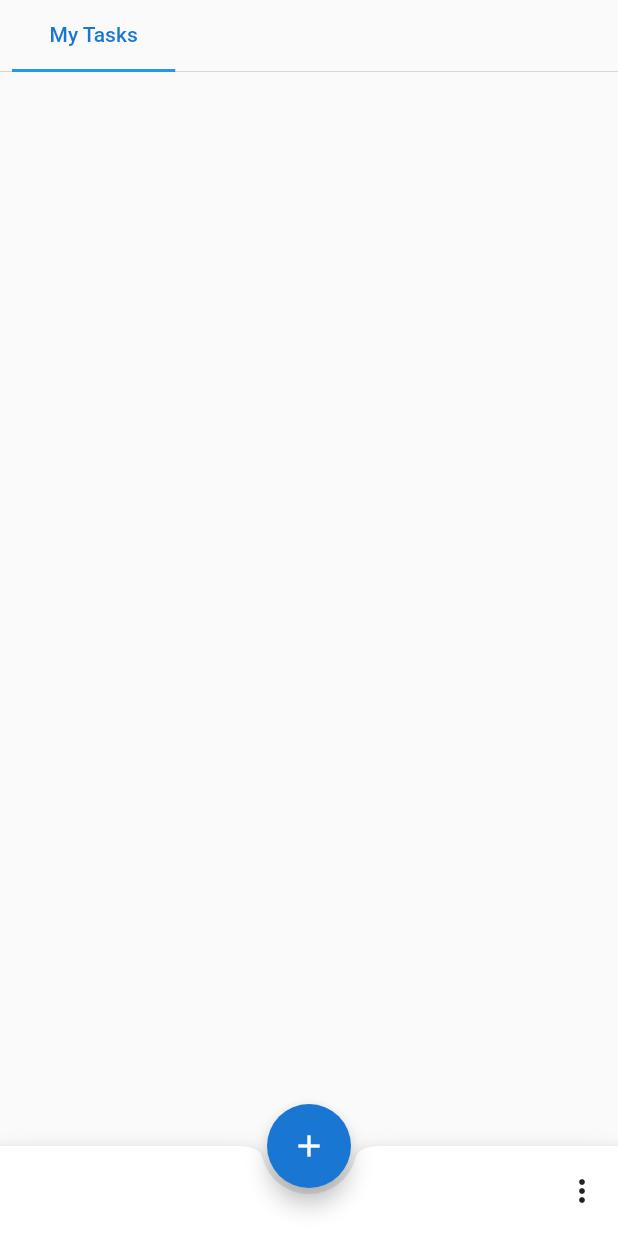
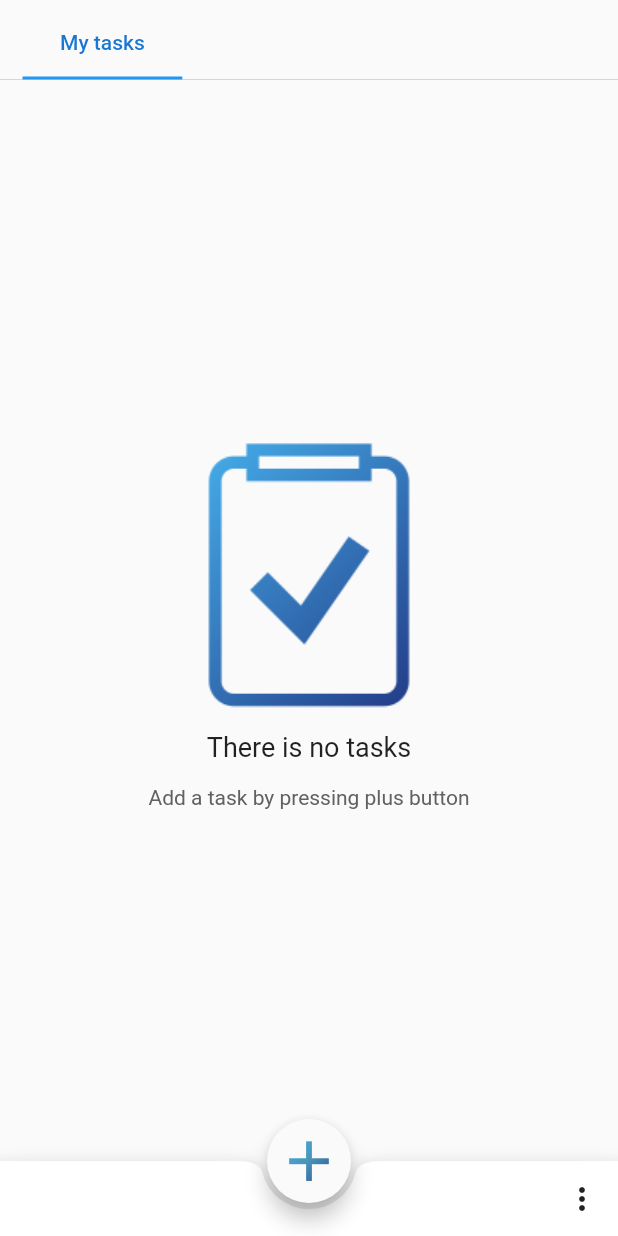
Before and after one commit to vitalii-petrun/ToDo_App, a Flutter app: the screen it shows after launch, on a phone screen of 412 x 824 dp. Run offline on Flutter 3.47's test engine with Material 2 defaults, Android fonts, the phone set to English and light mode, and no system bars; our stand-ins replace flutter_slidable, sqflite; accounts and stored records are empty.

Commit message:
visual and code-readability improvements,
THIS commit:
- done tasks tile which shows in list of tasks
- gradient shader mask for icon of adding task and for no task image
- Provider.of<Task/GroupProvider>(context, listen: false) replaced with context.read<GroupProvider>();
- when user clicks done button on keyboard task/group is being added (no need to click on UI buttons)
- additional info field is hided. To show user need to click icon below Title field
- System status bar and  navigation bar now colroed as app
Previous commit:
- Finished part of relationships of provider with tabcontroller.
- fixed DB logic (id generation)
- As a result DB and UI working fine together.

```diff
--- a/lib/application.dart
+++ b/lib/application.dart
@@ -1,4 +1,5 @@
 import 'package:flutter/material.dart';
+import 'package:flutter/services.dart';
 import 'package:provider/provider.dart';
 import 'package:todo_app/providers/group_provider.dart';
 import 'package:todo_app/providers/task_provider.dart';
@@ -10,6 +11,14 @@ import 'package:todo_app/ui/screens/loading_screen.dart';
 class Application extends StatelessWidget {
   @override
   Widget build(BuildContext context) {
+    SystemChrome.setSystemUIOverlayStyle(
+      SystemUiOverlayStyle(
+        statusBarColor: Theme.of(context).scaffoldBackgroundColor,
+        systemNavigationBarColor: Theme.of(context).bottomAppBarColor,
+        statusBarIconBrightness: Brightness.dark,
+      ),
+    );
+
     return MultiProvider(
       providers: [
         ChangeNotifierProvider(create: (_) => TaskProvider()),
--- a/lib/data/database_helper.dart
+++ b/lib/data/database_helper.dart
@@ -18,7 +18,7 @@ class DatabaseHelper {
     if (_database != null) return _database as Database;
 
     final dbPath = await getDatabasesPath();
-    final path = join(dbPath, 'silicon2.db');
+    final path = join(dbPath, 'tasks.db');
 
     _database = await openDatabase(path, version: 1, onCreate: _createDB);
 
@@ -53,7 +53,7 @@ CREATE TABLE $taskTableName (
           ''',
     );
     //Default group "My tasks".
-    await db.insert(groupTableName, Group(id: 0, title: "My Tasks").toMap());
+    await db.insert(groupTableName, Group(id: 0, title: "My tasks").toMap());
   }
 
   ///Method which closes DB.
--- a/lib/ui/screens/home_screen.dart
+++ b/lib/ui/screens/home_screen.dart
@@ -1,10 +1,10 @@
 import 'package:flutter/material.dart';
 import 'package:provider/provider.dart';
 import 'package:todo_app/providers/group_provider.dart';
-import 'package:todo_app/providers/task_provider.dart';
 import 'package:todo_app/ui/widgets/add_task_widget.dart';
 import 'package:todo_app/ui/widgets/bottom_bar_widget.dart';
 import 'package:todo_app/ui/widgets/custom_bottom_sheet_widget.dart';
+import 'package:todo_app/ui/widgets/gradient_add_icon_widget.dart';
 import 'package:todo_app/ui/widgets/tabs_widget.dart';
 
 ///Basic or home screen of the app.
@@ -15,15 +15,6 @@ class HomeScreen extends StatefulWidget {
 
 class _HomeScreenState extends State<HomeScreen> with TickerProviderStateMixin {
   @override
-  void didChangeDependencies() {
-    super.didChangeDependencies();
-    Future.wait([
-      Provider.of<TaskProvider>(context, listen: false).fetchAndSet(),
-      Provider.of<GroupProvider>(context, listen: false).fetchAndSet(),
-    ]);
-  }
-
-  @override
   Widget build(BuildContext context) {
     return Consumer<GroupProvider>(
       builder: (context, groups, child) {
@@ -31,7 +22,7 @@ class _HomeScreenState extends State<HomeScreen> with TickerProviderStateMixin {
           body: TabsWidget(),
           bottomNavigationBar: const BottomBarWidget(),
           floatingActionButton: FloatingActionButton(
-            backgroundColor: Theme.of(context).primaryColorDark,
+            backgroundColor: Theme.of(context).scaffoldBackgroundColor,
             onPressed: () {
               showModalBottomSheet<Widget>(
                 context: context,
@@ -42,7 +33,7 @@ class _HomeScreenState extends State<HomeScreen> with TickerProviderStateMixin {
                 },
               );
             },
-            child: const Icon(Icons.add),
+            child: const GradientAddIconWidget(),
           ),
           floatingActionButtonLocation:
               FloatingActionButtonLocation.centerDocked,
--- a/lib/ui/screens/loading_screen.dart
+++ b/lib/ui/screens/loading_screen.dart
@@ -16,8 +16,8 @@ class _LoadingScreenState extends State<LoadingScreen> {
   @override
   void initState() {
     Future.wait([
-      Provider.of<TaskProvider>(context, listen: false).fetchAndSet(),
-      Provider.of<GroupProvider>(context, listen: false).fetchAndSet()
+      context.read<TaskProvider>().fetchAndSet(),
+      context.read<GroupProvider>().fetchAndSet()
     ]).whenComplete(
       () => Navigator.pushReplacementNamed(context, "/home_screen"),
     );
--- a/lib/ui/screens/task_screen.dart
+++ b/lib/ui/screens/task_screen.dart
@@ -5,11 +5,11 @@ import 'package:todo_app/providers/task_provider.dart';
 
 ///Screen which opens when user select edit on sliding task/todo item
 class TaskScreen extends StatefulWidget {
-  //Task
+
   ///Task which details will be displayed.
   final Task task;
 
-  ///Constructor receives Task oblect.
+  ///Constructor receives Task object.
   const TaskScreen({Key? key, required this.task}) : super(key: key);
 
   @override
@@ -30,14 +30,16 @@ class _TaskScreenState extends State<TaskScreen> {
       appBar: AppBar(
         leading: IconButton(
           icon: const Icon(Icons.arrow_back),
-          onPressed: () => Navigator.pop(context),
+          onPressed: () {
+            context.read<TaskProvider>().update(widget.task);
+            Navigator.pop(context);
+          },
           color: Colors.black,
         ),
         actions: [
           TextButton(
             onPressed: () {
-              Provider.of<TaskProvider>(context, listen: false)
-                  .delete(widget.task.id);
+              context.read<TaskProvider>().delete(widget.task.id);
               Navigator.pop(context);
             },
             child: const Icon(
@@ -60,8 +62,7 @@ class _TaskScreenState extends State<TaskScreen> {
                 style: const TextStyle(fontSize: 20),
                 onChanged: (value) {
                   widget.task.title = value;
-                  Provider.of<TaskProvider>(context, listen: false)
-                      .update(widget.task);
+                  context.read<TaskProvider>().update(widget.task);
                 },
                 initialValue: widget.task.title,
                 decoration: const InputDecoration(
@@ -94,14 +95,18 @@ class _TaskScreenState extends State<TaskScreen> {
             Row(
               children: [
                 Chip(
+                  label: Text(widget.task.taskGroup ?? ""),
+                  labelPadding: const EdgeInsets.symmetric(horizontal: 20),
+                ),
+                const SizedBox(
+                  width: 5,
+                ),
+                Chip(
+                  labelPadding: const EdgeInsets.symmetric(horizontal: 20),
                   label: Text(widget.task.isDone ? "Done" : "Not done"),
                   backgroundColor:
                       widget.task.isDone ? Colors.lime : Colors.redAccent,
                 ),
-                const SizedBox(
-                  width: 5,
-                ),
-                Chip(label: Text(widget.task.taskGroup ?? ""))
               ],
             ),
           ],
--- a/lib/ui/widgets/bottom_bar_widget.dart
+++ b/lib/ui/widgets/bottom_bar_widget.dart
@@ -1,13 +1,14 @@
 import 'package:flutter/material.dart';
 
 import 'package:todo_app/ui/widgets/custom_bottom_sheet_widget.dart';
+
 import 'package:todo_app/ui/widgets/groups_menu_widget.dart';
 
 ///Bottom bar with place for FAB.
 class BottomBarWidget extends StatelessWidget {
-  static const double _barHeight = 60;
+  static const double _barHeight = 50;
 
-  ///Makes possible to create constant widget.
+  ///Creates constant widget.
   const BottomBarWidget({Key? key}) : super(key: key);
 
   @override
--- a/lib/ui/widgets/custom_bottom_sheet_widget.dart
+++ b/lib/ui/widgets/custom_bottom_sheet_widget.dart
@@ -2,7 +2,6 @@ import 'package:flutter/material.dart';
 
 ///Custom bottom sheet with padding for keyboard.
 class CustomBottomSheetWidget extends StatelessWidget {
-
   ///The widget below this widget in the tree.
   final Widget child;
 
--- /dev/null
+++ b/lib/ui/widgets/gradient_add_icon_widget.dart
@@ -0,0 +1,27 @@
+import 'package:flutter/material.dart';
+
+///Linear gradient "add" icon.
+class GradientAddIconWidget extends StatelessWidget {
+  ///Constant constructor.
+  const GradientAddIconWidget({Key? key}) : super(key: key);
+
+  @override
+  Widget build(BuildContext context) {
+    return ShaderMask(
+      blendMode: BlendMode.srcATop,
+      shaderCallback: (bounds) => const LinearGradient(
+        begin: Alignment.topLeft,
+        end: Alignment.bottomRight,
+        colors: [
+          Color.fromARGB(255, 73, 188, 246),
+          Color.fromARGB(255, 73, 147, 184),
+          Color.fromARGB(255, 30, 42, 120),
+        ],
+      ).createShader(bounds),
+      child: const Icon(
+        Icons.add,
+        size: 45,
+      ),
+    );
+  }
+}
--- /dev/null
+++ b/lib/ui/widgets/no_tasks_widget.dart
@@ -0,0 +1,50 @@
+import 'package:flutter/material.dart';
+
+///Widget which displayed when group doesn't contain any item.
+class NoTasksWidget extends StatelessWidget {
+  ///Creates constant widget.
+  const NoTasksWidget({Key? key}) : super(key: key);
+
+  @override
+  Widget build(BuildContext context) {
+    return SizedBox(
+      height: MediaQuery.of(context).size.height,
+      child: Column(
+        mainAxisSize: MainAxisSize.max,
+        mainAxisAlignment: MainAxisAlignment.center,
+        children: [
+          ShaderMask(
+            blendMode: BlendMode.srcATop,
+            shaderCallback: (bounds) => const LinearGradient(
+              begin: Alignment.topLeft,
+              end: Alignment.bottomRight,
+              colors: [
+                Color(0xff49BCF6),
+                Color(0xff1E2A78),
+              ],
+            ).createShader(bounds),
+            child: Column(
+              children: [
+                Image.asset('assets/images/no_tasks.png'),
+              ],
+            ),
+          ),
+          const Text(
+            "There is no tasks",
+            style: TextStyle(
+              fontSize: 18,
+            ),
+          ),
+          const SizedBox(height: 15),
+          const Text(
+            "Add a task by pressing plus button",
+            style: TextStyle(
+              fontSize: 14,
+              color: Color.fromARGB(255, 97, 97, 97),
+            ),
+          )
+        ],
+      ),
+    );
+  }
+}
--- a/lib/ui/widgets/tabs_widget.dart
+++ b/lib/ui/widgets/tabs_widget.dart
@@ -4,6 +4,8 @@ import 'package:flutter/material.dart';
 import 'package:provider/provider.dart';
 import 'package:todo_app/providers/group_provider.dart';
 import 'package:todo_app/providers/task_provider.dart';
+import 'package:todo_app/ui/widgets/done_tasks_tile_widget.dart';
+import 'package:todo_app/ui/widgets/no_tasks_widget.dart';
 import 'package:todo_app/ui/widgets/task_list_widget.dart';
 
 ///Widget which shows TabBar and TabBarView widgets with data from DB.
@@ -18,7 +20,7 @@ class _TabsWidgetWidgetState extends State<TabsWidget>
 
   @override
   void initState() {
-    final groupProvider = Provider.of<GroupProvider>(context, listen: false);
+    final groupProvider = context.read<GroupProvider>();
     super.initState();
     _tabController = TabController(
       length: groupProvider.items.length,
@@ -34,15 +36,23 @@ class _TabsWidgetWidgetState extends State<TabsWidget>
   }
 
   @override
+  void didChangeDependencies() {
+    super.didChangeDependencies();
+    Future.wait([
+      context.read<TaskProvider>().fetchAndSet(),
+      context.read<GroupProvider>().fetchAndSet(),
+    ]);
+  }
+
+  @override
   void didUpdateWidget(covariant TabsWidget oldWidget) {
-    final groupProvider = Provider.of<GroupProvider>(context, listen: false);
+    final groupProvider = context.read<GroupProvider>();
     void _setActiveTabIndex() {
       groupProvider.tabIndex = _tabController.index;
     }
 
     super.didUpdateWidget(oldWidget);
     if (groupProvider.items.length != _tabController.length) {
-      final oldIndex = _tabController.index;
       _tabController.dispose();
       _tabController = TabController(
         length: groupProvider.items.length,
@@ -75,13 +85,14 @@ class _TabsWidgetWidgetState extends State<TabsWidget>
                 color: Theme.of(context).scaffoldBackgroundColor,
                 child: DecoratedBox(
                   decoration: const BoxDecoration(
-                    //This is for bottom border that is needed
+                    //This is for bottom border.
                     border: Border(
                       bottom: BorderSide(color: Colors.black, width: 0.1),
                     ),
                   ),
                   child: Padding(
-                    padding: const EdgeInsets.symmetric(horizontal: 8.0),
+                    padding:
+                        const EdgeInsets.only(left: 15.0, top: 5, right: 10),
                     child: TabBar(
                       isScrollable: true,
                       labelColor: Theme.of(context).primaryColorDark,
@@ -99,13 +110,33 @@ class _TabsWidgetWidgetState extends State<TabsWidget>
                   return Expanded(
                     child: TabBarView(
                       controller: _tabController,
-                      children: groups.items
-                          .map(
-                            (group) => TaskListWidget(
-                              tasks: tasks.itemsByGroup(group.title),
-                            ),
-                          )
-                          .toList(),
+                      children: groups.items.map(
+                        (group) {
+                          return tasks
+                                  .itemsByGroup(
+                                    groups.items[groups.tabIndex].title,
+                                  )
+                                  .isEmpty
+                              ? const NoTasksWidget()
+                              : Padding(
+                                  padding:
+                                      const EdgeInsets.only(top: 10, left: 5),
+                                  child: Column(
+                                    children: [
+                                      TaskListWidget(
+                                        tasks: tasks
+                                            .itemsByGroup(group.title)
+                                            .where(
+                                              (task) => task.isDone == false,
+                                            )
+                                            .toList(),
+                                      ),
+                                      DoneTasksTileWidget()
+                                    ],
+                                  ),
+                                );
+                        },
+                      ).toList(),
                     ),
                   );
                 },
--- a/pubspec.yaml
+++ b/pubspec.yaml
@@ -23,3 +23,5 @@ dev_dependencies:
 
 flutter:
   uses-material-design: true
+  assets:
+      - assets/images/no_tasks.png
```
Also changed, not shown: lib/ui/screens/create_group_screen.dart (+16 -9 lines), lib/ui/widgets/add_task_widget.dart (+57 -9 lines), lib/ui/widgets/done_tasks_tile_widget.dart (added, +39 -0 lines), lib/ui/widgets/groups_menu_widget.dart (+10 -10 lines), lib/ui/widgets/task_list_widget.dart (+6 -3 lines), assets/images/no_tasks.png (added), 1 other file.
